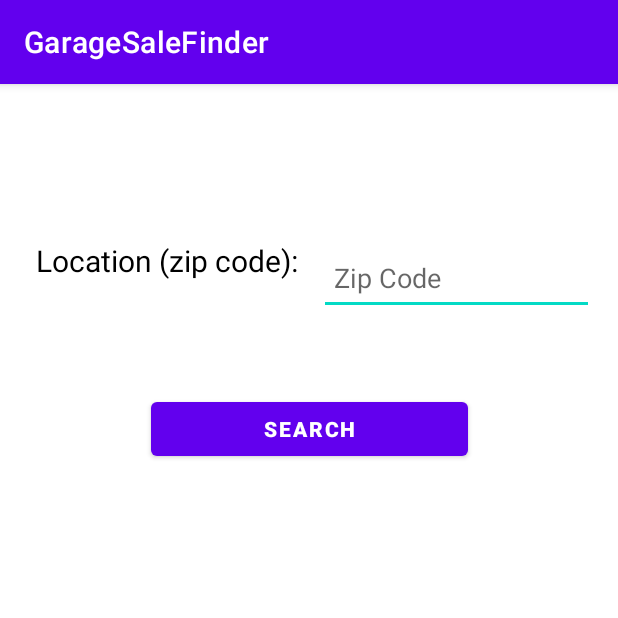
After one commit to mbedford001/GarageSaleFinder-maria-topfork, an Android app: the SearchByLocation screen opened directly, with no data from a screen before it, on a phone screen of 412 x 824 dp, the top half of it. The commit adds this screen. Run offline under Robolectric (Android 15) with nearby library versions, the phone set to English and light mode, and no system bars.

Commit message:
Search by location GUI works, just needs to be connected to actual method for it to be useful.

```diff
--- a/app/src/main/java/com/example/garagesalefinder/Menu.java
+++ b/app/src/main/java/com/example/garagesalefinder/Menu.java
@@ -23,6 +23,11 @@ public class Menu extends AppCompatActivity {
         finish();
     }
 
+    public void searchByLocation(View view){
+        startActivity(new Intent(getApplicationContext(), SearchByLocation.class));
+        finish();
+    }
+
 
 
 }
--- /dev/null
+++ b/app/src/main/java/com/example/garagesalefinder/SearchByLocation.java
@@ -0,0 +1,40 @@
+package com.example.garagesalefinder;
+
+import androidx.appcompat.app.AppCompatActivity;
+
+import android.annotation.SuppressLint;
+import android.os.Bundle;
+import android.text.TextUtils;
+import android.view.View;
+import android.widget.Button;
+import android.widget.EditText;
+
+public class SearchByLocation extends AppCompatActivity {
+
+    EditText location;
+    Button searchButton;
+
+    @SuppressLint("MissingInflatedId")
+    @Override
+    protected void onCreate(Bundle savedInstanceState) {
+        super.onCreate(savedInstanceState);
+        setContentView(R.layout.activity_search_by_location);
+        location = findViewById(R.id.inputLocation);
+        searchButton = findViewById(R.id.btnSearchByLocation);
+
+        searchButton.setOnClickListener(new View.OnClickListener() {
+
+            @Override
+            public void onClick(View v) {
+                String inputLocation = location.getText().toString().trim();
+
+                if(TextUtils.isEmpty(inputLocation)){
+                    location.setError("Location is required");
+                }
+                //this is where search method would be called
+            }
+
+
+        });
+    }
+}
--- a/app/src/main/res/layout/activity_login.xml
+++ b/app/src/main/res/layout/activity_login.xml
@@ -68,9 +68,10 @@
         android:layout_width="211dp"
         android:layout_height="wrap_content"
         android:layout_gravity="bottom"
-        android:text="Return"
+        android:text="Return Home"
         android:textStyle="bold"
-        tools:ignore="MissingConstraints"
+        app:layout_constraintTop_toBottomOf="@id/btnLogin"
+        app:layout_constraintLeft_toLeftOf="@id/btnLogin"
         tools:layout_editor_absoluteX="100dp"
         tools:layout_editor_absoluteY="645dp" />
 
--- a/app/src/main/res/layout/activity_register.xml
+++ b/app/src/main/res/layout/activity_register.xml
@@ -151,9 +151,10 @@
         android:layout_width="211dp"
         android:layout_height="wrap_content"
         android:layout_gravity="bottom"
-        android:text="Return"
+        android:text="Return Home"
         android:textStyle="bold"
-        tools:ignore="MissingConstraints"
+        app:layout_constraintLeft_toLeftOf="@id/btnReturn"
+        app:layout_constraintTop_toBottomOf="@id/btnReturn"
         tools:layout_editor_absoluteX="195dp"
         tools:layout_editor_absoluteY="832dp" />
 
--- /dev/null
+++ b/app/src/main/res/layout/activity_search_by_location.xml
@@ -0,0 +1,48 @@
+<?xml version="1.0" encoding="utf-8"?>
+<androidx.constraintlayout.widget.ConstraintLayout xmlns:android="http://schemas.android.com/apk/res/android"
+    xmlns:app="http://schemas.android.com/apk/res-auto"
+    xmlns:tools="http://schemas.android.com/tools"
+    android:layout_width="match_parent"
+    android:layout_height="match_parent"
+    tools:context=".SearchByLocation">
+
+    <TextView
+        android:id="@+id/locationName"
+        android:layout_width="wrap_content"
+        android:layout_height="50dp"
+        android:text="Location (zip code):"
+        android:textColor="@color/black"
+        android:textSize="20dp"
+        app:layout_constraintBottom_toBottomOf="parent"
+        app:layout_constraintHorizontal_bias="0.1"
+        app:layout_constraintLeft_toLeftOf="parent"
+        app:layout_constraintRight_toRightOf="parent"
+        app:layout_constraintTop_toTopOf="parent"
+        app:layout_constraintVertical_bias="0.145" />
+
+    <EditText
+        android:id="@+id/inputLocation"
+        android:layout_width="183dp"
+        android:layout_height="50dp"
+        android:ems="10"
+        android:hint="Zip Code"
+        android:inputType="textPostalAddress"
+        android:padding="10dp"
+        app:layout_constraintEnd_toEndOf="parent"
+        app:layout_constraintHorizontal_bias="0.929"
+        app:layout_constraintStart_toStartOf="parent"
+        app:layout_constraintTop_toTopOf="@+id/locationName" />
+
+    <Button
+        android:id="@+id/btnSearchByLocation"
+        android:layout_width="211dp"
+        android:layout_height="wrap_content"
+        android:layout_marginBottom="-150dp"
+        android:text="Search"
+        android:textStyle="bold"
+        app:layout_constraintBottom_toTopOf="@+id/inputLocation"
+        app:layout_constraintEnd_toEndOf="parent"
+        app:layout_constraintStart_toStartOf="parent"
+        tools:ignore="MissingConstraints" />
+
+</androidx.constraintlayout.widget.ConstraintLayout>
```
Also changed, not shown: app/src/main/AndroidManifest.xml (+13 -0 lines), app/src/main/res/layout/activity_menu.xml (+5 -3 lines).
